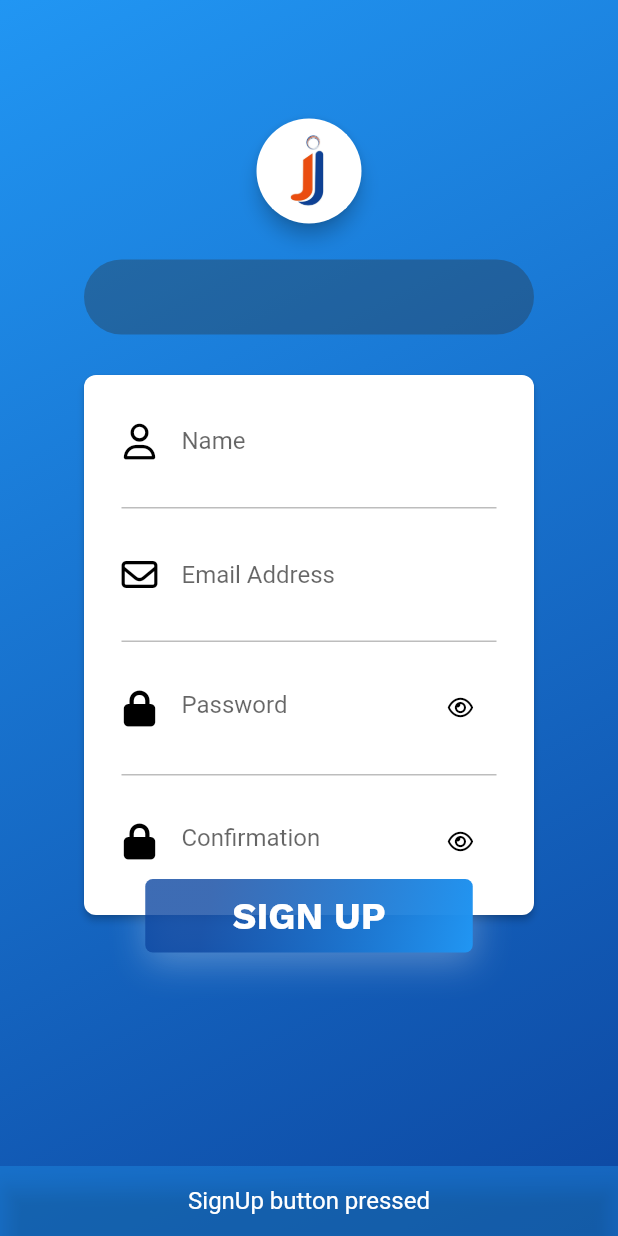
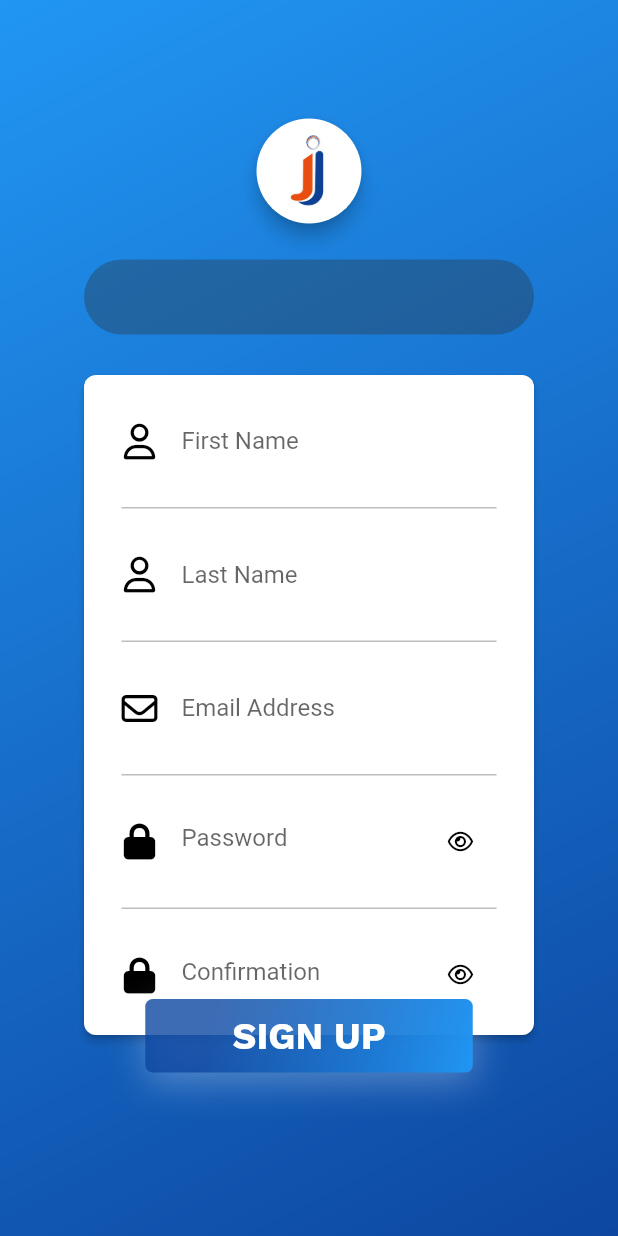
Before and after one commit to OZ20/Flutter-Magento, a Flutter app: the LoginPage screen opened by its route, after a tap on "New", after a tap on "SIGN UP", on a phone screen of 412 x 824 dp. Run offline on Flutter 3.47's test engine with Material 2 defaults, Android fonts, the phone set to English and light mode, and no system bars; our stand-ins replace cached_network_image, font_awesome_flutter, rxdart, shared_preferences; missing offline and left inert: oauth1, oauth2; accounts and stored records are empty; generated files the repository leaves out were written again; network calls fail; Roboto replaces fonts that are missing (WorkSansSemiBold); project files that could hold a hidden picture were left out.

Commit message:
Magento Version

```diff
--- a/lib/pages/LoginPage.dart
+++ b/lib/pages/LoginPage.dart
@@ -1,6 +1,7 @@
 import 'dart:io';
 import 'dart:async';
 
+import 'package:magentorx/utils/api/Register.dart';
 import 'package:shared_preferences/shared_preferences.dart';
 import 'package:magentorx/utils/api/AuthToken.dart';
 import 'package:magentorx/utils/colour/colors.dart';
@@ -27,7 +28,8 @@ class _LoginPageState extends State<LoginPage>
 
   final FocusNode myFocusNodePassword = FocusNode();
   final FocusNode myFocusNodeEmail = FocusNode();
-  final FocusNode myFocusNodeName = FocusNode();
+  final FocusNode myFocusNodeFirstName = FocusNode();
+  final FocusNode myFocusNodeLastName = FocusNode();
 
   TextEditingController loginEmailController = new TextEditingController();
   TextEditingController loginPasswordController = new TextEditingController();
@@ -37,7 +39,8 @@ class _LoginPageState extends State<LoginPage>
   bool _obscureTextSignupConfirm = true;
 
   TextEditingController signupEmailController = new TextEditingController();
-  TextEditingController signupNameController = new TextEditingController();
+  TextEditingController signupFirstNameController = new TextEditingController();
+  TextEditingController signupLastNameController = new TextEditingController();
   TextEditingController signupPasswordController = new TextEditingController();
   TextEditingController signupConfirmPasswordController =
       new TextEditingController();
@@ -63,10 +66,7 @@ class _LoginPageState extends State<LoginPage>
                 : 775.0,
             decoration: new BoxDecoration(
               gradient: new LinearGradient(
-                  colors: [
-                    kColorBlue,
-                    kColorBlue900
-                  ],
+                  colors: [kColorBlue, kColorBlue900],
                   begin: const FractionalOffset(0.0, 0.0),
                   end: const FractionalOffset(1.0, 1.0),
                   stops: [0.0, 1.0],
@@ -135,7 +135,7 @@ class _LoginPageState extends State<LoginPage>
   void dispose() {
     myFocusNodePassword.dispose();
     myFocusNodeEmail.dispose();
-    myFocusNodeName.dispose();
+    myFocusNodeFirstName.dispose();
     _pageController?.dispose();
     super.dispose();
   }
@@ -152,12 +152,14 @@ class _LoginPageState extends State<LoginPage>
     _pageController = PageController();
   }
 
-  void showInSnackBar(String value) {
+  void showInSnackBar(Map<String, dynamic> value) {
     FocusScope.of(context).requestFocus(new FocusNode());
     _scaffoldKey.currentState?.removeCurrentSnackBar();
+    print("TOKEN: ${value["response"]}");
+    if(value["statuscode"] == 200)
       _scaffoldKey.currentState.showSnackBar(new SnackBar(
         content: new Text(
-        value,
+          "Success",
           textAlign: TextAlign.center,
           style: TextStyle(
               color: Colors.white,
@@ -165,6 +167,19 @@ class _LoginPageState extends State<LoginPage>
               fontFamily: "WorkSansSemiBold"),
         ),
         backgroundColor: Colors.blue.withOpacity(0.4),
+        duration: Duration(seconds: 1),
+      )).closed.then((reason) => Navigator.pop(context));
+    else
+      _scaffoldKey.currentState.showSnackBar(new SnackBar(
+        content: new Text(
+          "Wrong password or email",
+          textAlign: TextAlign.center,
+          style: TextStyle(
+              color: Colors.white,
+              fontSize: 16.0,
+              fontFamily: "WorkSansSemiBold"),
+        ),
+        backgroundColor: Colors.blue,
         duration: Duration(seconds: 3),
       ));
   }
@@ -319,10 +334,7 @@ class _LoginPageState extends State<LoginPage>
                     ),
                   ],
                   gradient: new LinearGradient(
-                      colors: [
-                        kColorBlue900.withOpacity(0.8),
-                        kColorBlue
-                      ],
+                      colors: [kColorBlue900.withOpacity(0.8), kColorBlue],
                       begin: const FractionalOffset(0.2, 0.2),
                       end: const FractionalOffset(1.0, 1.0),
                       stops: [0.0, 1.0],
@@ -343,8 +355,13 @@ class _LoginPageState extends State<LoginPage>
                           fontFamily: "WorkSansBold"),
                     ),
                   ),
-                    onPressed: () => AuthToken(username: loginEmailController, password: loginPasswordController).getCustomerToken().then(showInSnackBar),
+                  onPressed: () => AuthToken(
+                          username: loginEmailController.text,
+                          password: loginPasswordController.text)
+                      .getCustomerToken()
+                      .then(showInSnackBar),
                 ),
+              )
             ],
           ),
           Padding(
@@ -414,7 +431,7 @@ class _LoginPageState extends State<LoginPage>
               Padding(
                 padding: EdgeInsets.only(top: 10.0, right: 40.0),
                 child: GestureDetector(
-                  onTap: () => showInSnackBar("Facebook button pressed"),
+                  onTap: () {},
                   child: Container(
                     padding: const EdgeInsets.all(15.0),
                     decoration: new BoxDecoration(
@@ -431,7 +448,7 @@ class _LoginPageState extends State<LoginPage>
               Padding(
                 padding: EdgeInsets.only(top: 10.0),
                 child: GestureDetector(
-                  onTap: () => showInSnackBar("Google button pressed"),
+                  onTap: () {},
                   child: Container(
                     padding: const EdgeInsets.all(15.0),
                     decoration: new BoxDecoration(
@@ -469,15 +486,15 @@ class _LoginPageState extends State<LoginPage>
                 ),
                 child: Container(
                   width: 300.0,
-                  height: 360.0,
+                  height: 440.0,
                   child: Column(
                     children: <Widget>[
                       Padding(
                         padding: EdgeInsets.only(
                             top: 20.0, bottom: 20.0, left: 25.0, right: 25.0),
                         child: TextField(
-                          focusNode: myFocusNodeName,
-                          controller: signupNameController,
+                          focusNode: myFocusNodeFirstName,
+                          controller: signupFirstNameController,
                           keyboardType: TextInputType.text,
                           textCapitalization: TextCapitalization.words,
                           style: TextStyle(
@@ -490,7 +507,36 @@ class _LoginPageState extends State<LoginPage>
                               FontAwesomeIcons.user,
                               color: Colors.black,
                             ),
-                            hintText: "Name",
+                            hintText: "First Name",
+                            hintStyle: TextStyle(
+                                fontFamily: "WorkSansSemiBold", fontSize: 16.0),
+                          ),
+                        ),
+                      ),
+                      Container(
+                        width: 250.0,
+                        height: 1.0,
+                        color: Colors.grey[400],
+                      ),
+                      Padding(
+                        padding: EdgeInsets.only(
+                            top: 20.0, bottom: 20.0, left: 25.0, right: 25.0),
+                        child: TextField(
+                          focusNode: myFocusNodeLastName,
+                          controller: signupLastNameController,
+                          keyboardType: TextInputType.text,
+                          textCapitalization: TextCapitalization.words,
+                          style: TextStyle(
+                              fontFamily: "WorkSansSemiBold",
+                              fontSize: 16.0,
+                              color: Colors.black),
+                          decoration: InputDecoration(
+                            border: InputBorder.none,
+                            icon: Icon(
+                              FontAwesomeIcons.user,
+                              color: Colors.black,
+                            ),
+                            hintText: "Last Name",
                             hintStyle: TextStyle(
                                 fontFamily: "WorkSansSemiBold", fontSize: 16.0),
                           ),
@@ -600,7 +646,7 @@ class _LoginPageState extends State<LoginPage>
                 ),
               ),
               Container(
-                margin: EdgeInsets.only(top: 340.0),
+                margin: EdgeInsets.only(top: 420.0),
                 decoration: new BoxDecoration(
                   borderRadius: BorderRadius.all(Radius.circular(5.0)),
                   boxShadow: <BoxShadow>[
@@ -616,10 +662,7 @@ class _LoginPageState extends State<LoginPage>
                     ),
                   ],
                   gradient: new LinearGradient(
-                      colors: [
-                        kColorBlue900.withOpacity(0.8),
-                        kColorBlue
-                      ],
+                      colors: [kColorBlue900.withOpacity(0.8), kColorBlue],
                       begin: const FractionalOffset(0.2, 0.2),
                       end: const FractionalOffset(1.0, 1.0),
                       stops: [0.0, 1.0],
@@ -640,8 +683,21 @@ class _LoginPageState extends State<LoginPage>
                           fontFamily: "WorkSansBold"),
                     ),
                   ),
-                    onPressed: () => showInSnackBar("SignUp button pressed")),
+                  onPressed: () => RegisterCustomer(
+                          fName: signupFirstNameController.text,
+                          lName: signupLastNameController.text,
+                          email: signupEmailController.text,
+                          password: signupPasswordController.text)
+                      .registerCustomer()
+                      .then((res){
+                        print(res["statuscode"]);
+                        if(res["statuscode"] == 200)
+                          AuthToken(username: signupEmailController.text,password: signupPasswordController.text).getCustomerToken().then(showInSnackBar);
+                        else
+                          _scaffoldKey.currentState.showSnackBar((SnackBar(content: Text("Failed to register account",textAlign: TextAlign.center,style: TextStyle(color: Colors.white),),backgroundColor: Colors.blue,)));
+                  }),
                 ),
+              )
             ],
           ),
         ],
--- a/lib/utils/api/AuthToken.dart
+++ b/lib/utils/api/AuthToken.dart
@@ -8,7 +8,7 @@ class AuthToken {
   final username;
   final password;
 
-  Future<Map> getAdminToken() async {
+  Future<Map<String,dynamic>> getAdminToken() async {
     print("Username: $username  ||  Password: $password");
     var response = await http.post(
         "http://magento.jomsoft.com/rest/default/V1/integration/admin/token",
@@ -21,7 +21,7 @@ class AuthToken {
       return {"statuscode": response.statusCode, "response": json.decode(response.body)};
   }
 
-  Future<Map> getCustomerToken() async {
+  Future<Map<String,dynamic>> getCustomerToken() async {
     print("Username: $username  ||  Password: $password");
     var response = await http.post(
         "http://magento.jomsoft.com/rest/default/V1/integration/customer/token",
--- a/lib/utils/api/Register.dart
+++ b/lib/utils/api/Register.dart
@@ -1,23 +1,24 @@
 import 'dart:convert';
 
 import 'package:http/http.dart' as http;
+import 'package:meta/meta.dart';
 
 const baseUrl = "http://magento.jomsoft.com/rest";
 
 class RegisterCustomer {
-
-  RegisterCustomer(this.fName, this.lName, this.email, this.password);
+  RegisterCustomer(
+      { this.fName,
+       this.lName,
+       this.email,
+       this.password});
 
   final fName;
   final lName;
   final email;
   final password;
 
-  Future registerCustomer()async{
-    var response = await http.post(
-        "$baseUrl/V1/customers", headers: {
-      "Content-Type": "application/json"
-    }, body: {
+  Future<Map<String, dynamic>> registerCustomer() async {
+    var body = jsonEncode({
       "customer": {
         "email": email,
         "firstname": fName,
@@ -25,18 +26,29 @@ class RegisterCustomer {
       },
       "password": password
     });
+    var response = await http.post("$baseUrl/V1/customers", headers: {
+      'Content-type': 'application/json',
+      'Accept': 'application/json',
+    }, body: body);
 
-    return jsonDecode(response.body);
+    return {
+      "statuscode": response.statusCode,
+      "response": json.decode(response.body)
+    };
   }
 
-  Future checkIsEmailAvailable()async{
-    var response = await http.post("$baseUrl/V1/customers/isEmailAvailable",headers: {
-      "Content-Type": "application/json"
+  Future<Map<String, dynamic>> checkIsEmailAvailable() async {
+    var response =
+        await http.post("$baseUrl/V1/customers/isEmailAvailable", headers: {
+      'Content-type': 'application/json',
+      'Accept': 'application/json',
     }, body: {
+          "email":email
+        });
 
-    });
-
-    return jsonDecode(response.body);
+    return {
+      "statuscode": response.statusCode,
+      "response": json.decode(response.body)
+    };
   }
-
 }
```
Lines whose indentation alone changed are shown as unchanged.
